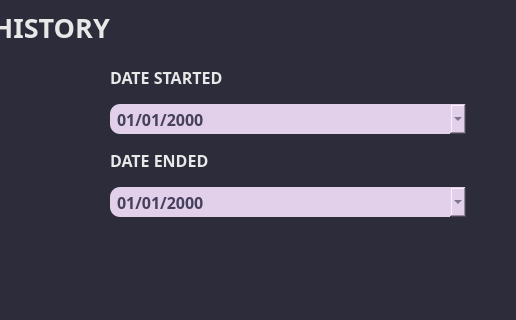
This is ui_files/edit_employee_history_dialog.ui in porgarmer/Jeb-s-Salon as Qt 5 draws it before an edit; both pictures show x 706 to 1222 and y 144 to 464 of the 1222 by 589 pixel window. The edited form follows.
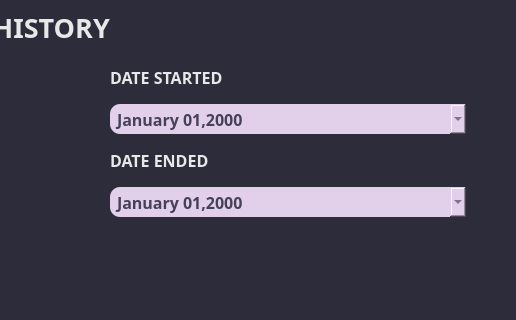
This is the edited form. Icons and pictures are not drawn.

Patch:
```diff
--- a/ui_files/edit_employee_history_dialog.ui
+++ b/ui_files/edit_employee_history_dialog.ui
@@ -286,7 +286,7 @@
             }</string>
             </property>
             <property name="displayFormat">
-             <string>MM/dd/yyyy</string>
+             <string>MMMM dd,yyyy</string>
             </property>
             <property name="calendarPopup">
              <bool>true</bool>
@@ -364,7 +364,7 @@
             }</string>
             </property>
             <property name="displayFormat">
-             <string>MM/dd/yyyy</string>
+             <string>MMMM dd,yyyy</string>
             </property>
             <property name="calendarPopup">
              <bool>true</bool>
```
